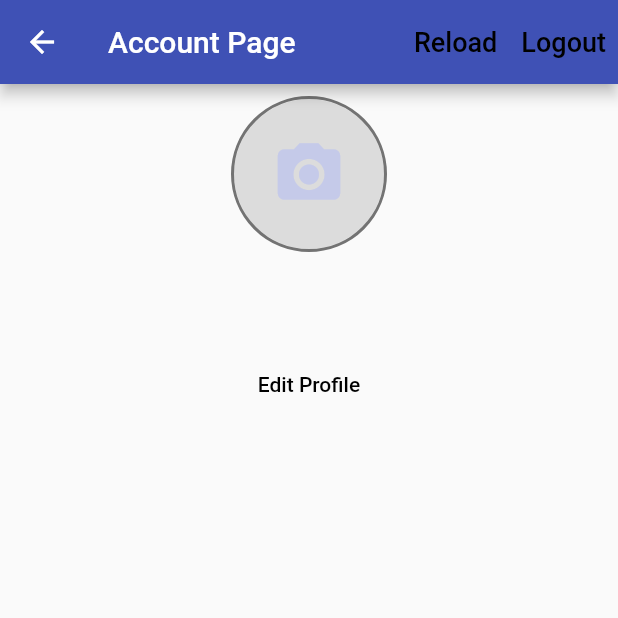
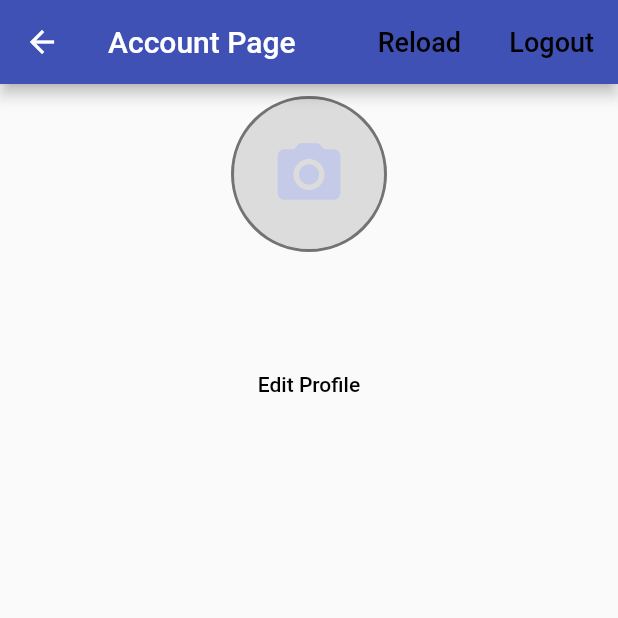
Before and after one commit to prasso/prasso_app, a Flutter app: the AccountPage screen opened directly, on a phone screen of 412 x 824 dp, the top half of it. Run offline on Flutter 3.47's test engine with Material 2 defaults, Android fonts, the phone set to English and light mode, and no system bars; our stand-ins replace cached_network_image, cloud_firestore, firebase_auth, firebase_core, firebase_messaging, flutter_hooks and 6 more; missing offline and left inert: amazon_s3_cognito, dynamic_widget, flutter_cached_pdfview, flutter_config, pedantic; accounts and stored records are empty; project files that could hold a hidden picture were left out.

Commit message:
building again

```diff
--- a/lib/app_widgets/account/account_page.dart
+++ b/lib/app_widgets/account/account_page.dart
@@ -74,7 +74,7 @@ class AccountPage extends HookWidget {
     return Scaffold(
       appBar: AppBar(title: const Text(Strings.accountPage), actions: <Widget>[
         const SizedBox(height: 8),
-        TextButton(
+        FlatButton(
           key: const Key(Keys.reload),
           child: const Text(
             Strings.reload,
@@ -85,7 +85,7 @@ class AccountPage extends HookWidget {
           ),
           onPressed: () => _reloadConfig(context, user),
         ),
-        TextButton(
+        FlatButton(
           key: const Key(Keys.logout),
           child: const Text(
             Strings.logout,
--- a/pubspec.yaml
+++ b/pubspec.yaml
@@ -2,7 +2,7 @@ name: prasso_app
 description: A new Flutter project.
 publish_to: 'none'
 
-version: 1.0.8+9
+version: 1.0.8+10
 
 environment:
   sdk: ">=2.8.4 <3.0.0"
@@ -20,7 +20,7 @@ dependencies:
   firebase_messaging: ^7.0.3
   flutter:
     sdk: flutter
-  flutter_cached_pdfview: ^0.3.5
+  flutter_cached_pdfview: any
   flutter_config: ^1.0.7
   flutter_hooks: ^0.14.0
   flutter_image_compress: ^0.7.0
@@ -33,7 +33,7 @@ dependencies:
   intl: ^0.16.1
   logger: ^0.9.2
   path_provider: any
-  pedantic: ^1.9.2
+  pedantic: any
   permission_handler: 4.4.0
   # For asking permission to load the pdf
   rxdart: ^0.24.1
```
